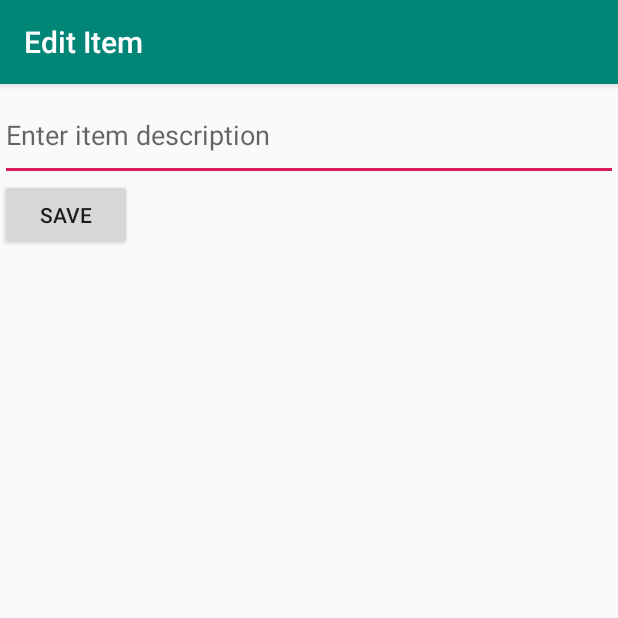
After one commit to KimlyTor/SimpleTodo, an Android app: the EditItemActivity screen opened directly, with no data from a screen before it, on a phone screen of 412 x 824 dp, the top half of it. The commit adds this screen. Run offline under Robolectric (Android 15) with nearby library versions, the phone set to English and light mode, and no system bars.

Commit message:
Implement edit item feature

```diff
--- a/app/src/main/AndroidManifest.xml
+++ b/app/src/main/AndroidManifest.xml
@@ -16,6 +16,7 @@
                 <category android:name="android.intent.category.LAUNCHER" />
             </intent-filter>
         </activity>
+        <activity android:name=".EditItemActivity"></activity>
     </application>
 
 </manifest>
--- /dev/null
+++ b/app/src/main/java/com/codepath/simpletodo/EditItemActivity.java
@@ -0,0 +1,47 @@
+package com.codepath.simpletodo;
+
+import android.content.Intent;
+import android.os.Bundle;
+import android.support.v7.app.AppCompatActivity;
+import android.view.View;
+import android.widget.EditText;
+
+import static com.codepath.simpletodo.MainActivity.ITEM_POSITION;
+import static com.codepath.simpletodo.MainActivity.ITEM_TEXT;
+
+public class EditItemActivity extends AppCompatActivity {
+    // track edit text
+    EditText etItemText;
+    //position of edited item in list
+    int position;
+
+    @Override
+    protected void onCreate(Bundle savedInstanceState) {
+        super.onCreate(savedInstanceState);
+        setContentView(R.layout.activity_edit_item);
+        // resolve edit text from layout
+        etItemText = (EditText) findViewById(R.id.etItemText);
+        //set edit text value from intent extra
+        etItemText.setText(getIntent().getStringExtra(ITEM_TEXT));
+        // update positon from intent extra
+        position = getIntent().getIntExtra(ITEM_POSITION, 0);
+        //update the title bar of the activity
+        getSupportActionBar().setTitle("Edit Item");
+
+    }
+
+    // handler for save button
+    public void onSaveItem(View v){
+        // prepare new intent for result
+        Intent i = new Intent();
+        // pass updated item text as extra
+        i.putExtra(ITEM_TEXT, etItemText.getText().toString());
+        //pass original position as extra
+        i.putExtra(ITEM_POSITION, position);
+        //set the intent as the result of the acitvity
+        setResult(RESULT_OK, i);
+        //close the activity and redirect to main
+        finish();
+    }
+
+}
--- /dev/null
+++ b/app/src/main/res/layout/activity_edit_item.xml
@@ -0,0 +1,40 @@
+<?xml version="1.0" encoding="utf-8"?>
+<RelativeLayout xmlns:android="http://schemas.android.com/apk/res/android"
+    xmlns:app="http://schemas.android.com/apk/res-auto"
+    xmlns:tools="http://schemas.android.com/tools"
+    android:layout_width="match_parent"
+    android:layout_height="match_parent"
+    tools:context=".EditItemActivity">
+
+    <EditText
+        android:id="@+id/etItemText"
+        android:layout_width="match_parent"
+        android:layout_height="61dp"
+        android:layout_alignParentStart="true"
+        android:layout_alignParentTop="true"
+        android:layout_marginStart="0dp"
+        android:layout_marginTop="3dp"
+        android:ems="10"
+        android:hint="Enter item description"
+        android:inputType="textMultiLine"
+        tools:layout_editor_absoluteX="5dp"
+        tools:layout_editor_absoluteY="16dp"
+        android:layout_alignParentLeft="true"
+        android:layout_marginLeft="0dp"
+        tools:ignore="DuplicateIds" />
+
+    <Button
+        android:id="@+id/btnSave"
+        android:layout_width="wrap_content"
+        android:layout_height="wrap_content"
+        android:layout_alignParentStart="true"
+        android:layout_alignParentLeft="true"
+        android:layout_alignParentTop="true"
+        android:layout_marginStart="0dp"
+        android:layout_marginLeft="0dp"
+        android:layout_marginTop="63dp"
+        android:onClick="onSaveItem"
+        android:text="Save"
+        tools:layout_editor_absoluteX="5dp"
+        tools:layout_editor_absoluteY="88dp" />
+</RelativeLayout>
```
Also changed, not shown: app/src/main/java/com/codepath/simpletodo/MainActivity.java (+41 -0 lines).
